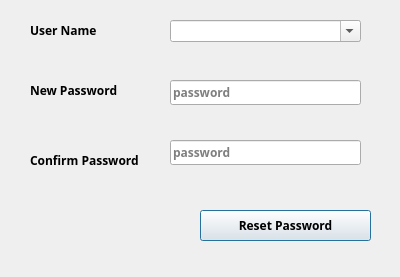
First picture: the form in presentation/authorization_ui/resetUserPasswordMain.ui, repository shymaa123456/HyperPOS2020, before the edit.
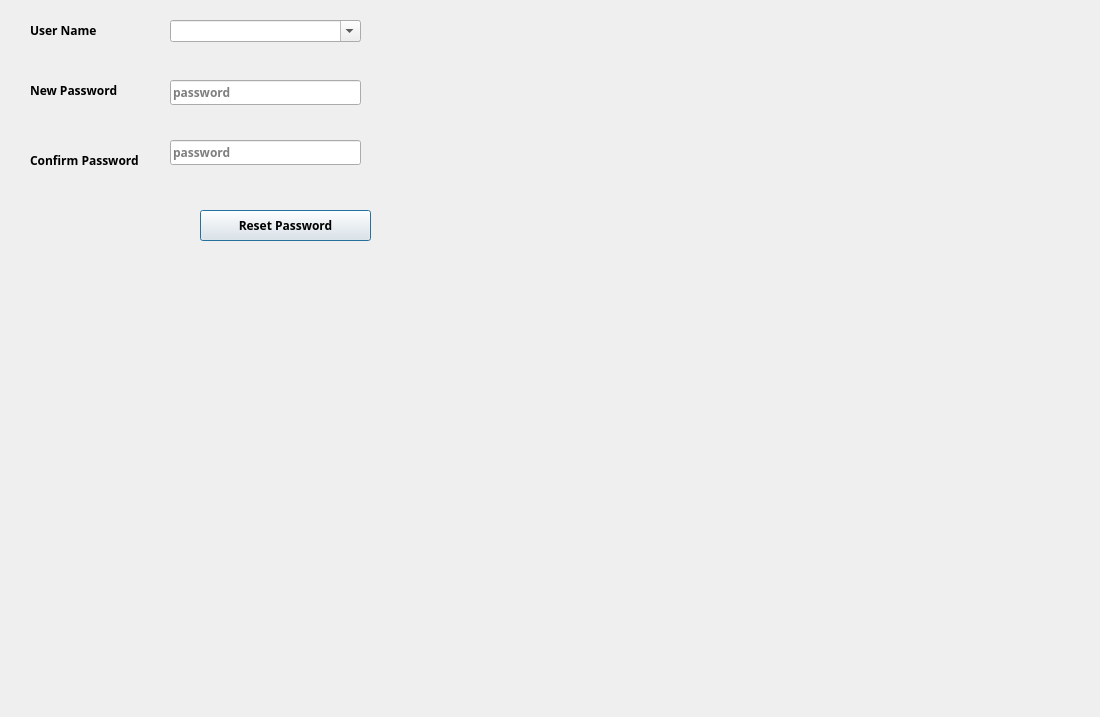
Second picture: the form after the edit.

Diff of the .ui file:
```diff
--- a/presentation/authorization_ui/resetUserPasswordMain.ui
+++ b/presentation/authorization_ui/resetUserPasswordMain.ui
@@ -6,20 +6,20 @@
    <rect>
     <x>0</x>
     <y>0</y>
-    <width>400</width>
-    <height>277</height>
+    <width>1100</width>
+    <height>717</height>
    </rect>
   </property>
   <property name="minimumSize">
    <size>
-    <width>400</width>
-    <height>277</height>
+    <width>1100</width>
+    <height>717</height>
    </size>
   </property>
   <property name="maximumSize">
    <size>
-    <width>400</width>
-    <height>277</height>
+    <width>1100</width>
+    <height>717</height>
    </size>
   </property>
   <property name="windowTitle">
```
